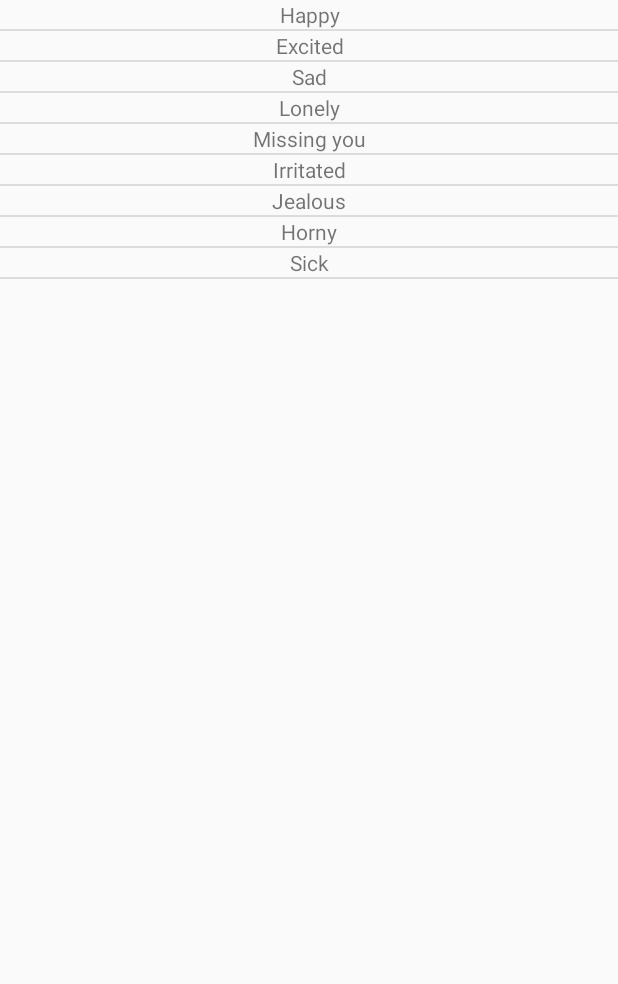
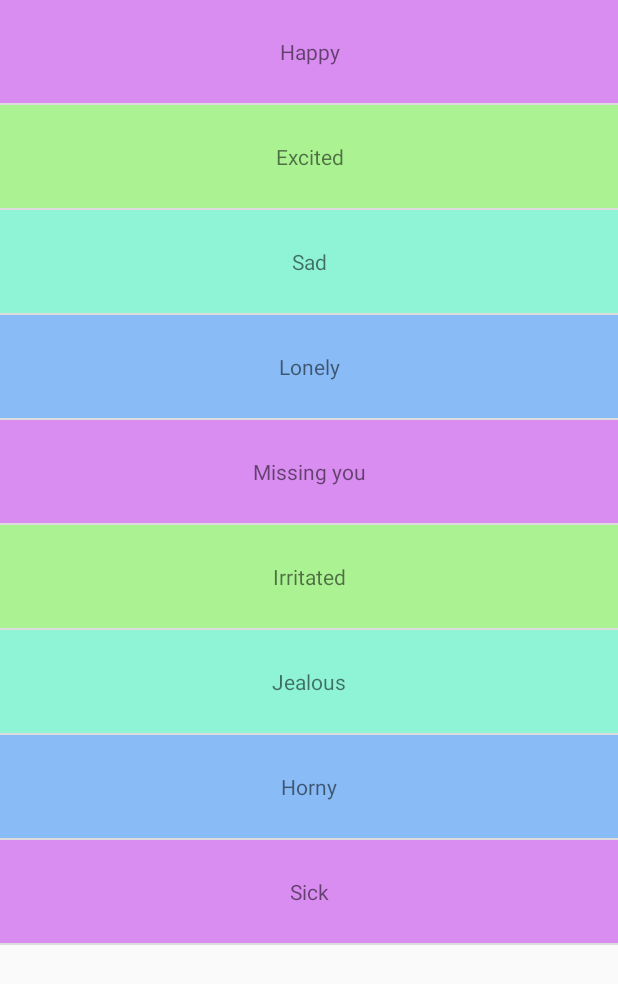
Before and after one commit to seljabali/habibitime-android, an Android app: the screen it shows after launch (MainActivity), after a tap on "Mood", on a phone screen of 412 x 824 dp. Shown: the top 984 px of the screen. Run offline under Robolectric (Android 15) with nearby library versions, the phone set to English and light mode, and no system bars; 2 statements that could not run were skipped.

Commit message:
fixed sizing of lists

```diff
--- a/HabibiApp/habibi/src/main/java/com/habibiapp/habibi/CategoryAdapter.java
+++ b/HabibiApp/habibi/src/main/java/com/habibiapp/habibi/CategoryAdapter.java
@@ -2,13 +2,12 @@ package com.habibiapp.habibi;
 
 import android.app.Activity;
 import android.content.Context;
-import android.graphics.drawable.Drawable;
-import android.media.Image;
+import android.content.res.TypedArray;
 import android.view.LayoutInflater;
 import android.view.View;
 import android.view.ViewGroup;
 import android.widget.ArrayAdapter;
-import android.widget.ImageView;
+import android.widget.LinearLayout;
 import android.widget.TextView;
 
 import com.habibiapp.habibi.fragments.ViewPhrasesFragment;
@@ -47,7 +46,6 @@ public class CategoryAdapter extends ArrayAdapter<Category> {
     public View getView(int position, View convertView, ViewGroup parent) {
         View view = convertView;
         if (view == null) {
-//            LayoutInflater inflater = (LayoutInflater) activity.getSystemService(Context.LAYOUT_INFLATER_SERVICE);
             LayoutInflater inflater = activity.getLayoutInflater();
             view = inflater.inflate(R.layout.view_category, null);
         }
@@ -57,7 +55,7 @@ public class CategoryAdapter extends ArrayAdapter<Category> {
             TextView itemView = (TextView) view.findViewById(R.id.category_view_text);
             if (itemView != null) {
                 itemView.setText(category.getCategoryName());
-                itemView.setBackgroundColor(getColorForCategory(category));
+                itemView.setBackgroundColor(getColorForCategory(position));
                 itemView.setOnClickListener(new View.OnClickListener() {
                     @Override
                     public void onClick(View v) {
@@ -70,20 +68,16 @@ public class CategoryAdapter extends ArrayAdapter<Category> {
                 });
             }
         }
+        int dpHeight = (int) ViewUtil.getScreenHeightDP(activity) / (Category.CATEGORY_COUNT-1);
+        LinearLayout linearLayout = (LinearLayout) view.findViewById(R.id.category_view_layout);
+        linearLayout.setLayoutParams(new LinearLayout.LayoutParams(LinearLayout.LayoutParams.MATCH_PARENT, dpHeight));
+
         return view;
     }
 
-    private int getColorForCategory(Category category) {
-        if (category.getId() == Category.QUESTION.getId()) {
-            return activity.getResources().getColor(R.color.pink);
-        } else if (category.getId() == Category.ANSWER.getId()) {
-            return activity.getResources().getColor(R.color.tortoise);
-        } else if (category.getId() == Category.MOOD.getId()) {
-            return activity.getResources().getColor(R.color.green);
-        } else if (category.getId() == Category.FLIRT.getId()) {
-            return activity.getResources().getColor(R.color.light_blue);
-        }
-        return activity.getResources().getColor(R.color.pink);
+    private int getColorForCategory(int position) {
+        TypedArray colors = activity.getResources().obtainTypedArray(R.array.habibi_colors);
+        return colors.getColor(position % colors.length(), 0);
     }
 
 }
--- a/HabibiApp/habibi/src/main/java/com/habibiapp/habibi/PhraseAdapter.java
+++ b/HabibiApp/habibi/src/main/java/com/habibiapp/habibi/PhraseAdapter.java
@@ -2,14 +2,17 @@ package com.habibiapp.habibi;
 
 import android.app.Activity;
 import android.content.Context;
+import android.content.res.TypedArray;
 import android.view.LayoutInflater;
 import android.view.View;
 import android.view.ViewGroup;
 import android.widget.ArrayAdapter;
+import android.widget.LinearLayout;
 import android.widget.TextView;
 
 import com.habibiapp.habibi.fragments.ViewPhraseFragment;
 import com.habibiapp.habibi.fragments.ViewPhrasesFragment;
+import com.habibiapp.habibi.models.Category;
 import com.habibiapp.habibi.models.Phrase;
 
 import java.util.HashMap;
@@ -21,11 +24,13 @@ import java.util.List;
 public class PhraseAdapter extends ArrayAdapter<Phrase> {
 
     HashMap<Phrase, Integer> idMap = new HashMap<Phrase, Integer>();
+    private int phraseCount;
     private Activity activity;
 
     public PhraseAdapter(Context context, int resource, List<Phrase> phrases) {
         super(context, resource, phrases);
         this.activity = (Activity)context;
+        this.phraseCount = phrases.size();
         for (int i = 0; i < phrases.size(); i++) {
             idMap.put(phrases.get(i), i);
         }
@@ -55,6 +60,7 @@ public class PhraseAdapter extends ArrayAdapter<Phrase> {
             TextView itemView = (TextView) view.findViewById(R.id.phrase_view_text);
             if (itemView != null) {
                 itemView.setText(phrase.getNativePhraseSpelling());
+                itemView.setBackgroundColor(getColorForPhrase(position));
                 itemView.setOnClickListener(new View.OnClickListener() {
                     @Override
                     public void onClick(View v) {
@@ -67,6 +73,14 @@ public class PhraseAdapter extends ArrayAdapter<Phrase> {
                 });
             }
         }
+        int dpHeight = (int) ViewUtil.getScreenHeightDP(activity) / (phraseCount - 1);
+        LinearLayout linearLayout = (LinearLayout) view.findViewById(R.id.phrase_view_layout);
+        linearLayout.setLayoutParams(new LinearLayout.LayoutParams(LinearLayout.LayoutParams.MATCH_PARENT, dpHeight));
         return view;
     }
+
+    private int getColorForPhrase(int position) {
+        TypedArray colors = activity.getResources().obtainTypedArray(R.array.habibi_colors);
+        return colors.getColor(position % colors.length(), 0);
+    }
 }
--- /dev/null
+++ b/HabibiApp/habibi/src/main/java/com/habibiapp/habibi/ViewUtil.java
@@ -0,0 +1,20 @@
+package com.habibiapp.habibi;
+
+import android.content.Context;
+import android.util.DisplayMetrics;
+
+/**
+ * Created by habibi on 7/12/14.
+ */
+public class ViewUtil {
+
+    public static float getScreenHeightDP(Context context) {
+        DisplayMetrics displayMetrics = context.getResources().getDisplayMetrics();
+        return displayMetrics.heightPixels / displayMetrics.density;
+    }
+
+    public static float getScreenWidthDP(Context context) {
+        DisplayMetrics displayMetrics = context.getResources().getDisplayMetrics();
+        return displayMetrics.widthPixels / displayMetrics.density;
+    }
+}
--- a/HabibiApp/habibi/src/main/java/com/habibiapp/habibi/models/Category.java
+++ b/HabibiApp/habibi/src/main/java/com/habibiapp/habibi/models/Category.java
@@ -12,6 +12,7 @@ public class Category {
     public static final Category QUESTION = new Category(CategoryDataSource.QUESTION, "Questions");
     public static final Category ANSWER = new Category(CategoryDataSource.ANSWER, "Responses");
     public static final Category FLIRT = new Category(CategoryDataSource.FLIRT, "Flirt");
+    public static final int CATEGORY_COUNT = 4;
 
     private int id;
     private String categoryName;
--- a/HabibiApp/habibi/src/main/res/layout/view_category.xml
+++ b/HabibiApp/habibi/src/main/res/layout/view_category.xml
@@ -1,5 +1,6 @@
 <?xml version="1.0" encoding="utf-8"?>
 <LinearLayout xmlns:android="http://schemas.android.com/apk/res/android"
+    android:id="@+id/category_view_layout"
     android:orientation="vertical"
     android:layout_width="match_parent"
     android:layout_height="wrap_content">
--- a/HabibiApp/habibi/src/main/res/layout/view_phrase.xml
+++ b/HabibiApp/habibi/src/main/res/layout/view_phrase.xml
@@ -1,5 +1,6 @@
 <?xml version="1.0" encoding="utf-8"?>
 <LinearLayout xmlns:android="http://schemas.android.com/apk/res/android"
+    android:id="@+id/phrase_view_layout"
     android:orientation="vertical"
     android:layout_width="match_parent"
     android:layout_height="match_parent">
--- a/HabibiApp/habibi/src/main/res/values/strings.xml
+++ b/HabibiApp/habibi/src/main/res/values/strings.xml
@@ -15,6 +15,6 @@
     <string name="from_gender">From</string>
     <string name="to_gender">Habibi\'s Gender</string>
     <string name="share_using">Share using…</string>
-    <string name="copied">Copied!</string>
+    <string name="copied">Copied to clipboard!</string>
 
 </resources>
```
Also changed, not shown: HabibiApp/habibi/src/main/java/com/habibiapp/habibi/fragments/ViewPhraseFragment.java (+14 -6 lines), HabibiApp/habibi/src/main/res/layout/view_habibi_phrase.xml (+9 -0 lines), HabibiApp/habibi/src/main/res/values/colors.xml (+43 -0 lines), 1 other file.
